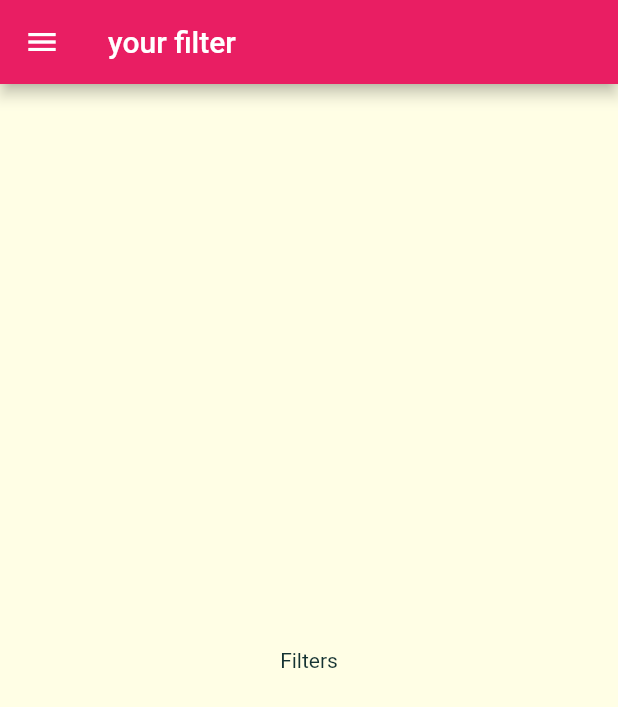
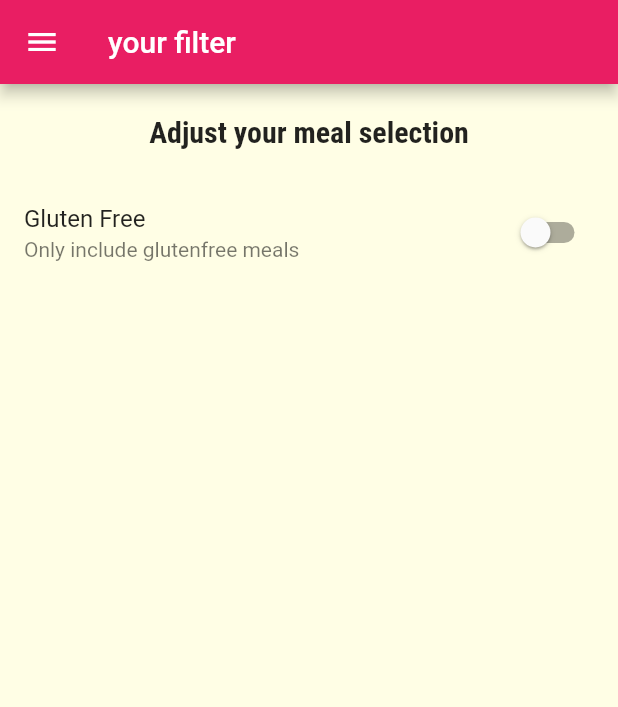
Before and after one commit to lina-jamal/mealApp_flutter, a Flutter app: the FiltersScreen screen opened by its route, on a phone screen of 412 x 824 dp. Shown: the top 707 px of the screen. Run offline on Flutter 3.47's test engine with Material 2 defaults, Android fonts, the phone set to English and light mode, and no system bars.

Commit message:
create switchSwitchListTile in filter screen

```diff
--- a/meal_app/lib/screens/filters_screen.dart
+++ b/meal_app/lib/screens/filters_screen.dart
@@ -9,14 +9,41 @@ class FiltersScreen extends StatefulWidget {
 }
 
 class _FiltersScreenState extends State<FiltersScreen> {
+  bool _glutenFree = false;
+  bool _lactoseFree = false;
+  bool _vegan = false;
+  bool _vegetarian = false;
   @override
   Widget build(BuildContext context) {
     return Scaffold(
       appBar: AppBar(
         title: Text('your filter'),
       ),
-      body: Center(
-        child: Text('Filters'),
+      body: Column(
+        children: [
+          Container(
+            padding: EdgeInsets.all(20),
+            child: Text(
+              'Adjust your meal selection',
+              style: Theme.of(context).textTheme.headline6,
+            ),
+          ),
+          Expanded(
+              child: ListView(
+            children: [
+              SwitchListTile(
+                title: Text('Gluten Free'),
+                value: _glutenFree,
+                subtitle: Text('Only include glutenfree meals'),
+                onChanged: (value) {
+                  setState(() {
+                    _glutenFree = value;
+                  });
+                },
+              )
+            ],
+          ))
+        ],
       ),
       drawer: MainDrawer(),
     );
```
